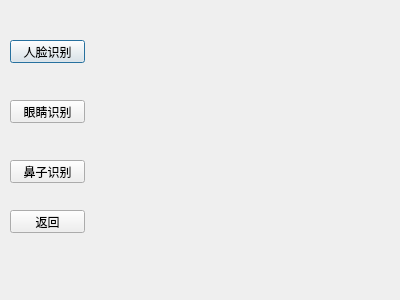
Qt form face/signal_test/face.ui (longtao05/opencv_face) before a commit.
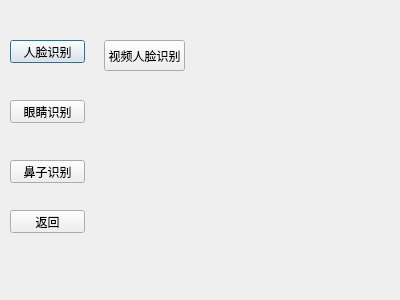
The same form after that commit.

```diff
--- a/face/signal_test/face.ui
+++ b/face/signal_test/face.ui
@@ -65,6 +65,19 @@
     <string>返回</string>
    </property>
   </widget>
+  <widget class="QPushButton" name="pushButton_5">
+   <property name="geometry">
+    <rect>
+     <x>104</x>
+     <y>40</y>
+     <width>81</width>
+     <height>31</height>
+    </rect>
+   </property>
+   <property name="text">
+    <string>视频人脸识别</string>
+   </property>
+  </widget>
  </widget>
  <resources/>
  <connections/>
```
